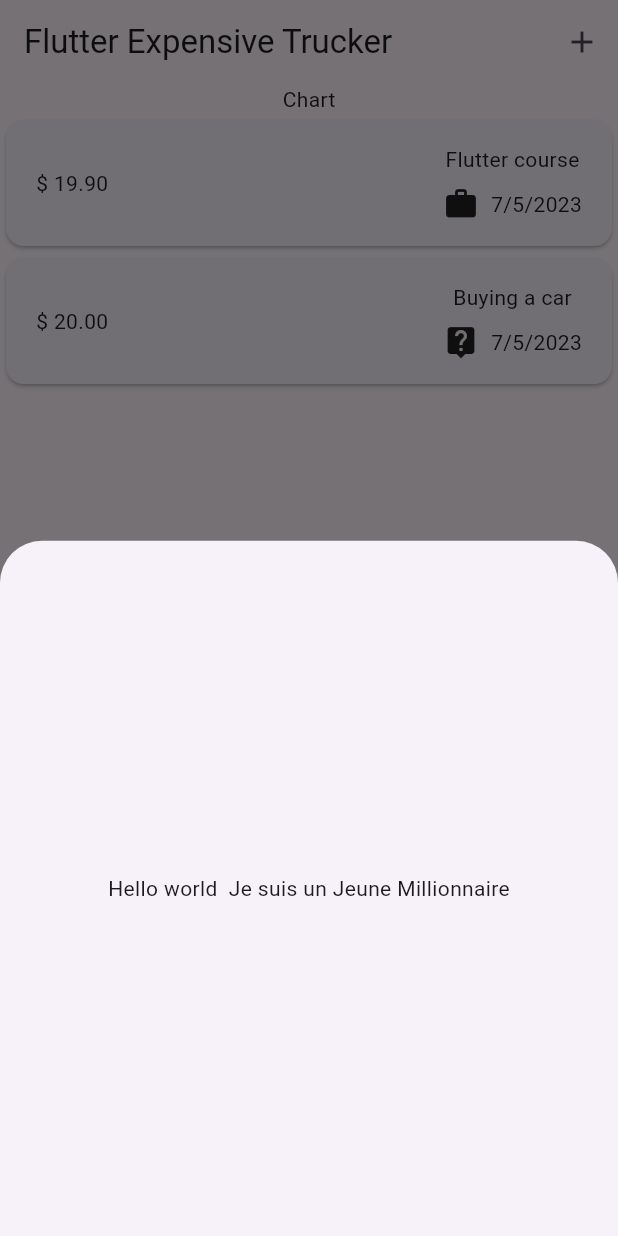
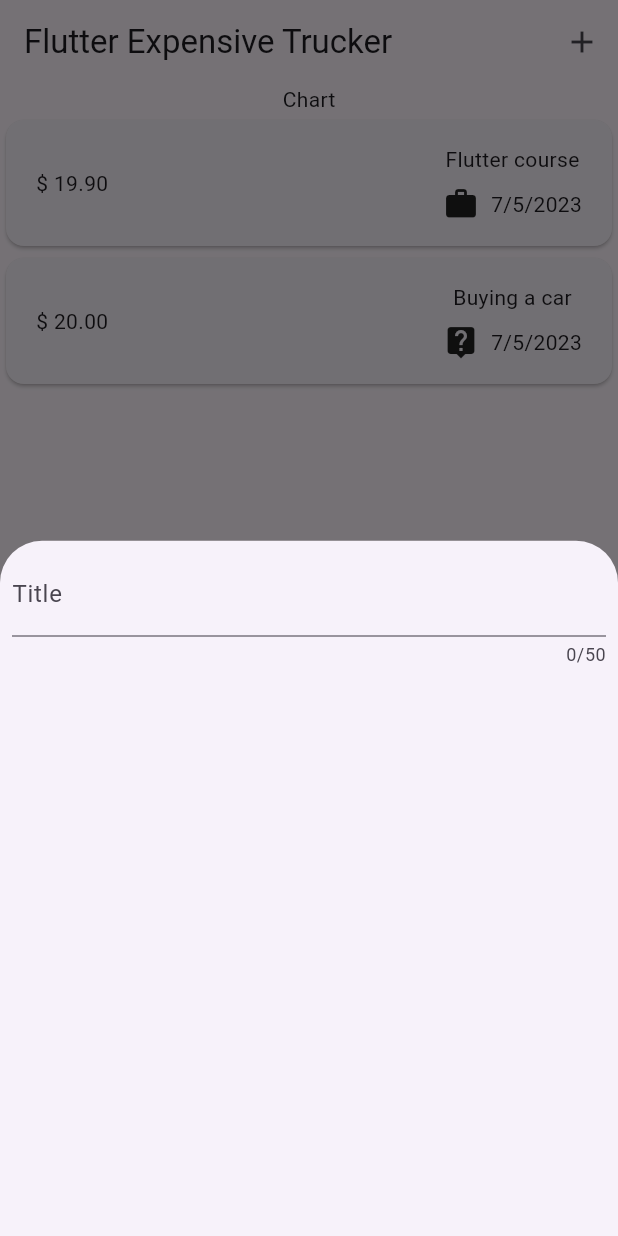
Before and after one commit to Jean-Lionel/expense_trucker, a Flutter app: the screen it shows after launch, after a tap on the "add" icon, on a phone screen of 412 x 824 dp. Run offline on Flutter 3.47's test engine with Material 2 defaults, Android fonts, the phone set to English and light mode, and no system bars.

Commit message:
add new expensive

```diff
--- a/lib/widget/expenses.dart
+++ b/lib/widget/expenses.dart
@@ -1,5 +1,6 @@
 import 'package:expense_trucker/models/expense.dart';
 import 'package:expense_trucker/widget/expenses_list.dart';
+import 'package:expense_trucker/widget/new_expensive.dart';
 import 'package:flutter/material.dart';
 
 class Expenses extends StatefulWidget {
@@ -28,8 +29,7 @@ class _ExpensesState extends State<Expenses> {
   void _showModalSheet() {
     showModalBottomSheet(
       context: context,
-      builder: (ctx) =>
-          Center(child: Text('Hello world  Je suis un Jeune Millionnaire')),
+      builder: (ctx) => const NewExpensive(),
     );
   }
 
--- /dev/null
+++ b/lib/widget/new_expensive.dart
@@ -0,0 +1,27 @@
+import 'package:flutter/material.dart';
+
+class NewExpensive extends StatefulWidget {
+  const NewExpensive({super.key});
+
+  @override
+  State<NewExpensive> createState() => _NewExpensiveState();
+}
+
+class _NewExpensiveState extends State<NewExpensive> {
+  @override
+  Widget build(BuildContext context) {
+    return const Padding(
+      padding: EdgeInsets.all(8.0),
+      child: Column(
+        children: [
+          TextField(
+            maxLength: 50,
+            decoration: InputDecoration(
+              label: Text("Title"),
+            ),
+          ),
+        ],
+      ),
+    );
+  }
+}
```
